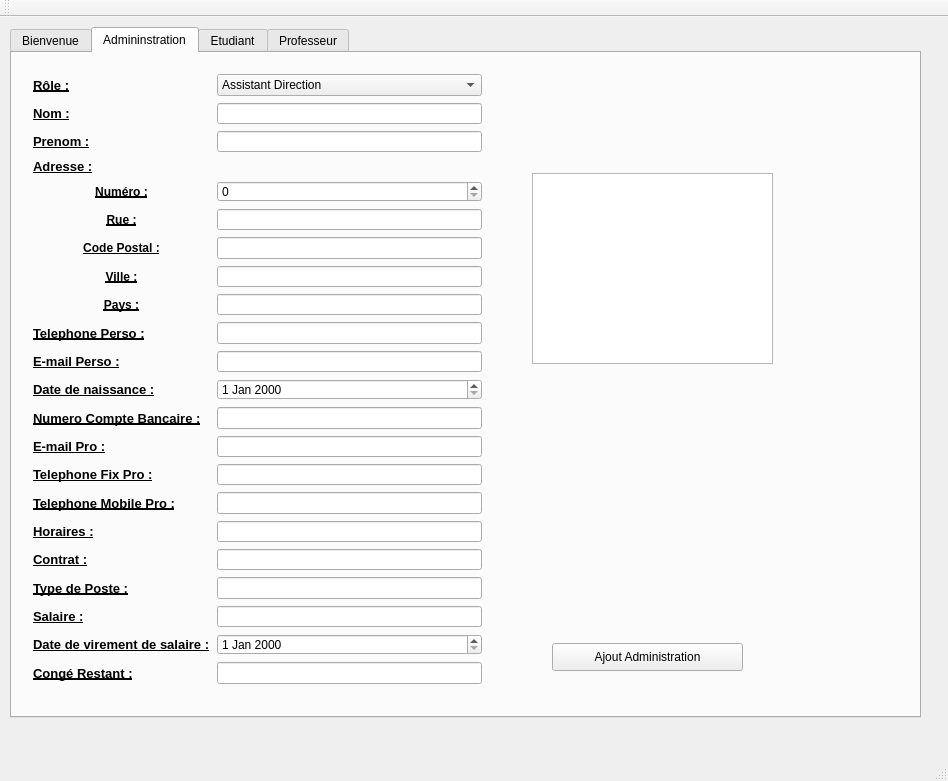
Before: the Qt Designer form AppObjetQT/mainwindow.ui in Mrgove10/AppliObjetVS, drawn with Qt 5.
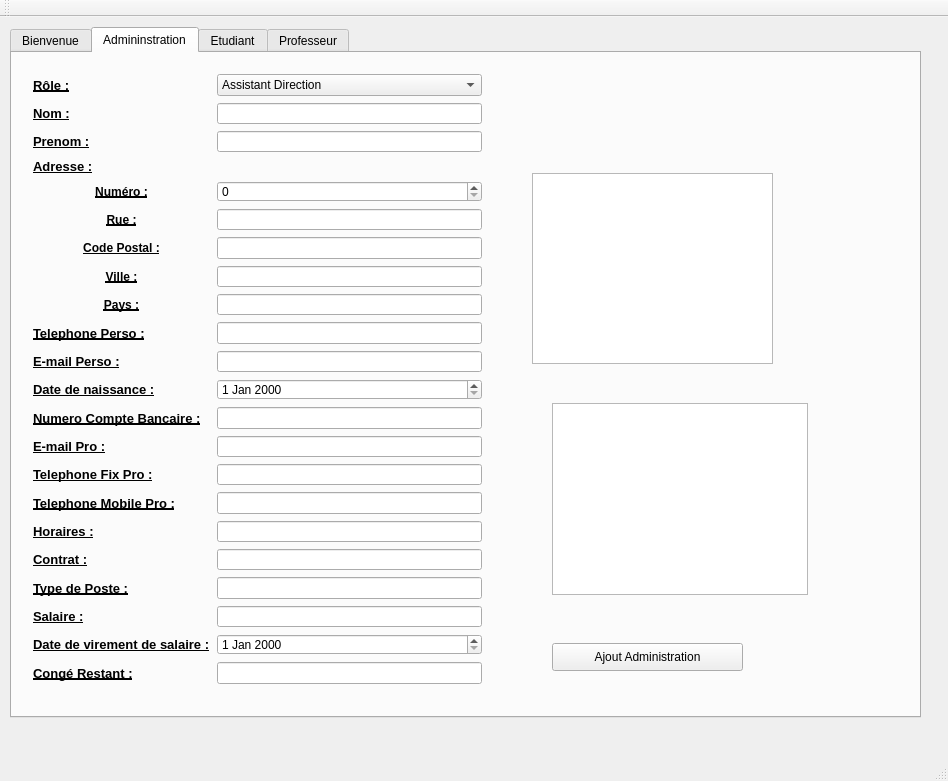
After: the same form once the commit is applied. The open tabs and pages were chosen to show the change. Icons and pictures are not drawn.

```diff
--- a/AppObjetQT/mainwindow.ui
+++ b/AppObjetQT/mainwindow.ui
@@ -584,6 +584,16 @@
        </rect>
       </property>
      </widget>
+     <widget class="QListWidget" name="listWidget">
+      <property name="geometry">
+       <rect>
+        <x>540</x>
+        <y>350</y>
+        <width>256</width>
+        <height>192</height>
+       </rect>
+      </property>
+     </widget>
     </widget>
     <widget class="QWidget" name="tab_4">
      <attribute name="title">
```
Left out of the diff: 2 changed lines with no effect on the pictures.
